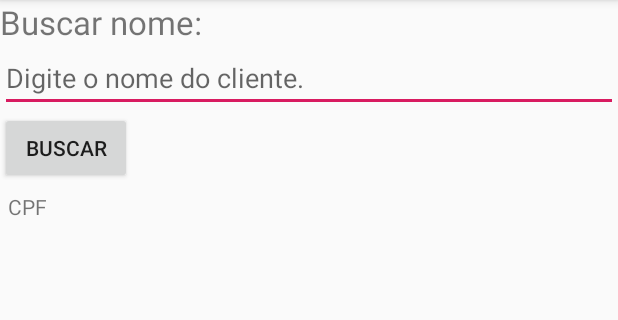
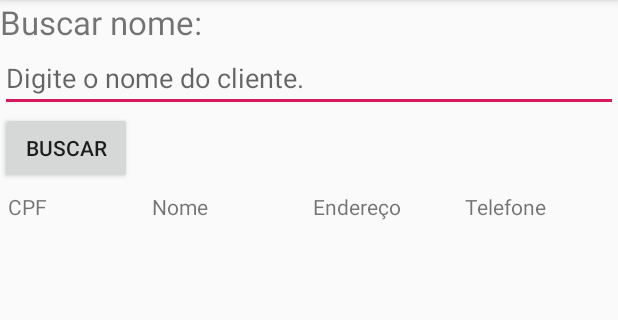
Before and after one commit to fernandonakagawa/API_Conexao_Android, an Android app: the BuscarActivity screen opened directly, with no data from a screen before it, on a phone screen of 412 x 824 dp, the part 84-404 px from its top. Run offline under Robolectric (Android 15) with nearby library versions, the phone set to English and light mode, and no system bars.

```diff
--- a/app/src/main/res/layout/activity_buscar.xml
+++ b/app/src/main/res/layout/activity_buscar.xml
@@ -31,6 +31,7 @@
                 android:text="@string/bt_buscar"/>
 
             <TableLayout
+                android:id="@+id/tb_buscar"
                 android:layout_width="match_parent"
                 android:layout_height="wrap_content">
                 <TableRow
@@ -38,9 +39,31 @@
                     android:layout_height="wrap_content"
                     android:padding="5dip">
                     <TextView
+                        android:layout_width="wrap_content"
+                        android:layout_height="wrap_content"
                         android:text="@string/tb_cpf"
+                        android:layout_weight="10"
+                    />
+                    <TextView
+                        android:layout_width="wrap_content"
+                        android:layout_height="wrap_content"
+                        android:text="@string/tb_nome"
+                        android:layout_weight="10"
+                        />
+                    <TextView
+                        android:layout_width="wrap_content"
+                        android:layout_height="wrap_content"
+                        android:text="@string/tb_endereco"
+                        android:layout_weight="6"
+                        />
+                    <TextView
+                        android:layout_width="wrap_content"
+                        android:layout_height="wrap_content"
+                        android:text="@string/tb_telefone"
+                        android:layout_weight="6"
                         />
                 </TableRow>
+
             </TableLayout>
         </LinearLayout>
 
--- a/app/src/main/res/values/strings.xml
+++ b/app/src/main/res/values/strings.xml
@@ -27,4 +27,7 @@
     <string name="bt_buscar">Buscar</string>
     <string name="buscarNome">Buscar nome:</string>
     <string name="tb_cpf">CPF</string>
+    <string name="tb_nome">Nome</string>
+    <string name="tb_endereco">Endereço</string>
+    <string name="tb_telefone">Telefone</string>
 </resources>
```
